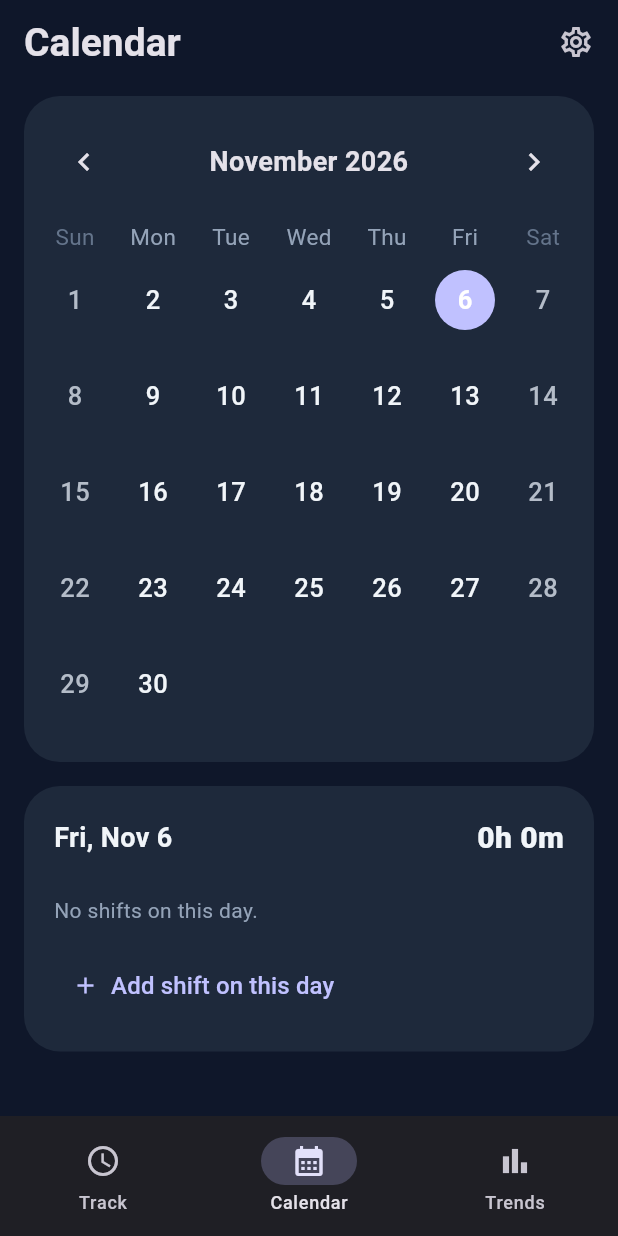
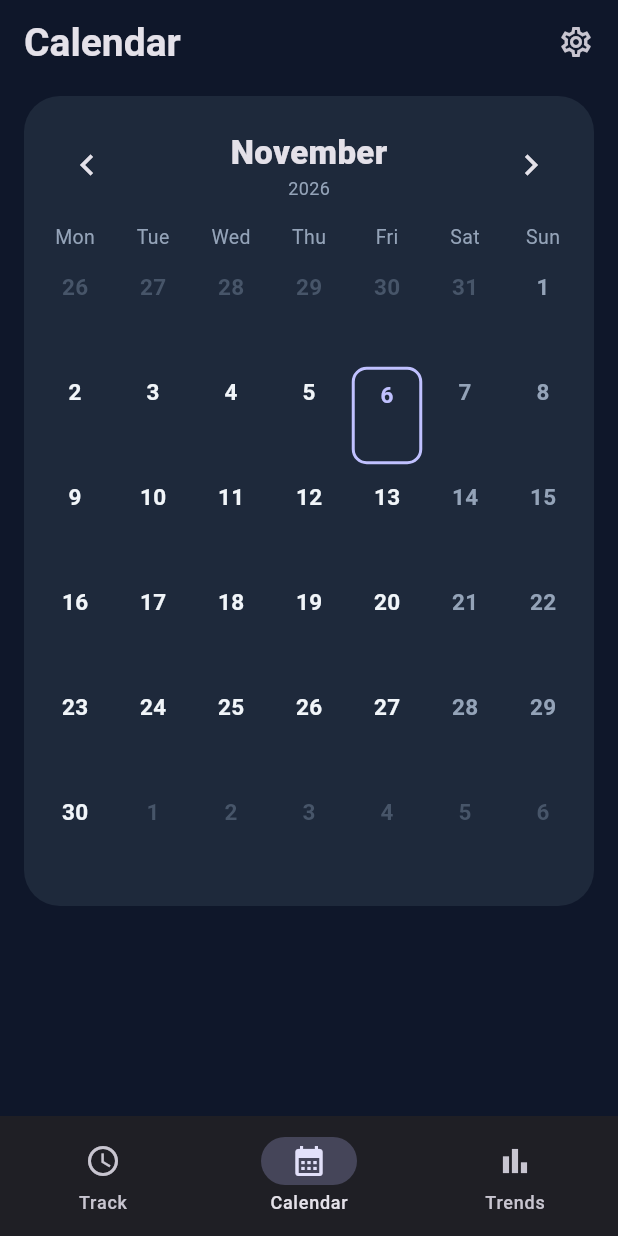
Before and after one commit to Mohank-VLSI-Verification/Custom-App, a Flutter app: the screen it shows after launch, item 2 of the bottom bar chosen, on a phone screen of 412 x 824 dp. Run offline on Flutter 3.47's test engine with Material 3 defaults, Android fonts, the phone set to English and light mode, and no system bars; drawn by our look-alikes of table_calendar; our stand-ins replace fl_chart, shared_preferences.

Commit message:
Calendar tiles with week numbers, green paydays, wheel time picker, date+time shift sheet
Co-Authored-By: Claude Opus 5.5 <noreply@anthropic.com>
Claude-Session: https://claude.ai/code/session_017FpdBwwBpFnfHGcWeDA24s

```diff
--- a/lib/screens/calendar_tab.dart
+++ b/lib/screens/calendar_tab.dart
@@ -6,7 +6,6 @@ import '../services/repository.dart';
 import '../theme.dart';
 import '../utils/format.dart';
 import '../utils/time_utils.dart';
-import 'shift_edit_sheet.dart';
 import 'widgets.dart';
 
 class CalendarTab extends StatefulWidget {
@@ -38,8 +37,6 @@ class _CalendarTabState extends State<CalendarTab> {
               padding: const EdgeInsets.fromLTRB(8, 12, 8, 12),
               child: _calendar(context),
             ),
-            const SizedBox(height: 16),
-            _dayCard(context),
           ],
         ),
       ),
@@ -55,99 +52,129 @@ class _CalendarTabState extends State<CalendarTab> {
       currentDay: DateTime.now(),
       calendarFormat: CalendarFormat.month,
       availableCalendarFormats: const {CalendarFormat.month: 'Month'},
-      startingDayOfWeek: StartingDayOfWeek.sunday,
+      startingDayOfWeek: StartingDayOfWeek.monday,
+      weekNumbersVisible: true,
       availableGestures: AvailableGestures.horizontalSwipe,
-      daysOfWeekHeight: 36,
-      rowHeight: 64,
+      daysOfWeekHeight: 28,
+      rowHeight: 70,
       headerStyle: HeaderStyle(
         titleCentered: true,
         formatButtonVisible: false,
-        titleTextStyle: TextStyle(
-            fontSize: 18, fontWeight: FontWeight.w700, color: onSurface),
-        leftChevronIcon: Icon(Icons.chevron_left, color: onSurface),
-        rightChevronIcon: Icon(Icons.chevron_right, color: onSurface),
+        leftChevronIcon: Icon(Icons.chevron_left, color: onSurface, size: 28),
+        rightChevronIcon:
+            Icon(Icons.chevron_right, color: onSurface, size: 28),
       ),
-      calendarStyle: const CalendarStyle(outsideDaysVisible: false),
+      calendarStyle: const CalendarStyle(outsideDaysVisible: true),
       selectedDayPredicate: (day) => sameDay(day, _selected),
       onDaySelected: (selected, focused) => setState(() {
         _selected = dateOnly(selected);
-        _focused = dateOnly(focused);
+        _focused = dateOnly(selected);
       }),
       onDayLongPressed: (selected, focused) => _onLongPress(dateOnly(selected)),
       onPageChanged: (focused) => _focused = dateOnly(focused),
       calendarBuilders: CalendarBuilders(
-        prioritizedBuilder: (context, day, focused) => _cell(context, day),
-        dowBuilder: (context, day) {
-          final weekend = day.weekday == DateTime.saturday ||
-              day.weekday == DateTime.sunday;
-          return Center(
+        prioritizedBuilder: (context, day, focused) =>
+            _cell(context, day, focused),
+        headerTitleBuilder: (context, day) => Column(
+          mainAxisSize: MainAxisSize.min,
+          children: [
+            Text(
+              DateFormat.MMMM().format(day),
+              style: TextStyle(
+                  fontSize: 22, fontWeight: FontWeight.w800, color: onSurface),
+            ),
+            Text(
+              '${day.year}',
+              style: const TextStyle(fontSize: 12, color: AppColors.muted),
+            ),
+          ],
+        ),
+        dowBuilder: (context, day) => Center(
           child: Text(
             DateFormat.E().format(day),
-              style: TextStyle(
-                fontSize: 15,
-                color: weekend ? AppColors.faint : AppColors.muted,
+            style: const TextStyle(fontSize: 13, color: AppColors.muted),
           ),
         ),
-          );
-        },
+        weekNumberBuilder: (context, weekNumber) => Center(
+          child: Text(
+            '$weekNumber',
+            style: const TextStyle(
+                fontSize: 12,
+                fontWeight: FontWeight.w600,
+                color: AppColors.faint),
+          ),
+        ),
       ),
     );
   }
 
-  Widget _cell(BuildContext context, DateTime rawDay) {
+  Widget _cell(BuildContext context, DateTime rawDay, DateTime focused) {
     final day = dateOnly(rawDay);
     final scheme = Theme.of(context).colorScheme;
+    final outside = day.month != focused.month;
     final selected = sameDay(day, _selected);
     final isToday = sameDay(day, DateTime.now());
     final weekend =
         day.weekday == DateTime.saturday || day.weekday == DateTime.sunday;
-    final payday = isPayday(_repo.settings.paydayAnchor, day);
-    final minutes = _repo.ledger.day(day);
+    final payday = !outside && isPayday(_repo.settings.paydayAnchor, day);
+    final minutes = outside ? 0 : _repo.ledger.day(day);
 
-    Color numberColor = weekend ? AppColors.weekendDate : AppColors.text;
-    if (isToday) numberColor = scheme.primary;
-    if (selected) numberColor = Colors.white;
+    // Payday: solid green tile. Worked day: tinted tile. Selected: outline.
+    Color? fill;
+    Color fg;
+    if (payday) {
+      fill = AppColors.payday;
+      fg = Colors.white;
+    } else if (minutes > 0) {
+      fill = scheme.primary.withValues(alpha: 0.14);
+      fg = scheme.primary;
+    } else {
+      fg = outside
+          ? AppColors.outsideDate
+          : (isToday
+              ? scheme.primary
+              : (weekend ? AppColors.muted : AppColors.text));
+    }
 
-    return Column(
-      children: [
-        const SizedBox(height: 4),
-        Container(
-          width: 40,
-          height: 40,
-          alignment: Alignment.center,
+    return Padding(
+      padding: const EdgeInsets.all(2.5),
+      child: Container(
+        padding: const EdgeInsets.only(top: 6),
         decoration: BoxDecoration(
-            shape: BoxShape.circle,
-            color: selected ? scheme.primary : null,
-            border: payday
-                ? Border.all(color: AppColors.payday, width: 2.5)
+          color: fill,
+          borderRadius: BorderRadius.circular(10),
+          border: selected && !outside
+              ? Border.all(color: scheme.primary, width: 2)
               : null,
         ),
-          child: Text(
+        child: Column(
+          children: [
+            Text(
               '${day.day}',
               style: TextStyle(
-              fontSize: 17,
-              fontWeight:
-                  selected || isToday ? FontWeight.w700 : FontWeight.w500,
-              color: numberColor,
+                fontSize: 15,
+                fontWeight: FontWeight.w700,
+                color: fg,
               ),
             ),
+            if (minutes > 0) ...[
+              const SizedBox(height: 3),
+              Text(
+                '${minutes ~/ 60}H',
+                style: TextStyle(
+                    fontSize: 12, fontWeight: FontWeight.w700, color: fg),
               ),
-        if (minutes > 0)
-          Padding(
-            padding: const EdgeInsets.symmetric(horizontal: 1),
-            child: FittedBox(
-              fit: BoxFit.scaleDown,
-              child: Text(
-                fmtMinutes(minutes),
-                style: const TextStyle(
-                  fontSize: 10.5,
-                  fontWeight: FontWeight.w700,
-                  color: AppColors.hoursGreen,
+              Text(
+                '${minutes % 60}M',
+                style: TextStyle(
+                    fontSize: 11,
+                    fontWeight: FontWeight.w600,
+                    color: fg.withValues(alpha: 0.85)),
+              ),
+            ],
+          ],
         ),
       ),
-            ),
-          ),
-      ],
     );
   }
 
@@ -203,70 +230,4 @@ class _CalendarTabState extends State<CalendarTab> {
       await _repo.updateSettings(settings.copyWith(clearPayday: true));
     }
   }
-
-  Widget _dayCard(BuildContext context) {
-    final ledger = _repo.ledger;
-    final shifts = _repo.shifts
-        .where((s) => sameDay(s.start, _selected))
-        .toList()
-      ..sort((a, b) => a.start.compareTo(b.start));
-    final payday = isPayday(_repo.settings.paydayAnchor, _selected);
-
-    return AppCard(
-      child: Column(
-        crossAxisAlignment: CrossAxisAlignment.start,
-        children: [
-          Row(
-            children: [
-              SectionTitle(fmtDay(_selected)),
-              if (payday) ...[
-                const SizedBox(width: 10),
-                Container(
-                  padding:
-                      const EdgeInsets.symmetric(horizontal: 10, vertical: 3),
-                  decoration: BoxDecoration(
-                    color: AppColors.payday.withValues(alpha: 0.18),
-                    borderRadius: BorderRadius.circular(999),
-                  ),
-                  child: const Text(
-                    'Payday',
-                    style: TextStyle(
-                        fontSize: 12,
-                        fontWeight: FontWeight.w700,
-                        color: AppColors.payday),
-                  ),
-                ),
-              ],
-              const Spacer(),
-              Text(
-                fmtMinutes(ledger.day(_selected)),
-                style: const TextStyle(
-                    fontSize: 20,
-                    fontWeight: FontWeight.w800,
-                    color: AppColors.text),
-              ),
-            ],
-          ),
-          const SizedBox(height: 12),
-          if (shifts.isEmpty) const EmptyNote('No shifts on this day.'),
-          for (final s in shifts)
-            Padding(
-              padding: const EdgeInsets.only(bottom: 8),
-              child: ShiftRow(
-                shift: s,
-                paidMinutes: ledger.shift(s),
-                onTap: () => openShiftEditor(context, existing: s),
-              ),
-            ),
-          const SizedBox(height: 4),
-          TextButton.icon(
-            onPressed: () => openShiftEditor(context, day: _selected),
-            icon: const Icon(Icons.add),
-            label: const Text('Add shift on this day',
-                style: TextStyle(fontSize: 16)),
-          ),
-        ],
-      ),
-    );
 }
-}
--- a/lib/theme.dart
+++ b/lib/theme.dart
@@ -10,10 +10,11 @@ class AppColors {
   static const muted = Color(0xFF94A3B8);
   static const faint = Color(0xFF64748B);
   static const weekendDate = Color(0xFFB4BCC8);
+  static const outsideDate = Color(0xFF475569);
   static const punchIn = Color(0xFF4CAF50);
   static const punchOut = Color(0xFFE53935);
   static const hoursGreen = Color(0xFF6EE7B7);
-  static const payday = Color(0xFFFBBF24);
+  static const payday = Color(0xFF4CAF50);
 }
 
 ThemeData buildTheme() {
```
Also changed, not shown: lib/screens/shift_edit_sheet.dart (+28 -27 lines), lib/screens/time_wheel.dart (added, +317 -0 lines). Lines whose indentation alone changed are shown as unchanged.
